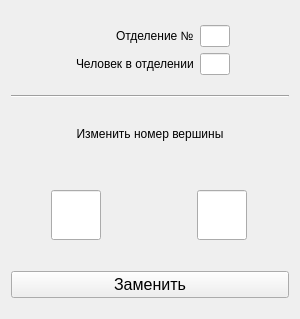
Before: the Qt Designer form qt_designer_ui/task2SquadWidget.ui in IvaMarin/Project-Network-Diagram-App, drawn with Qt 5.
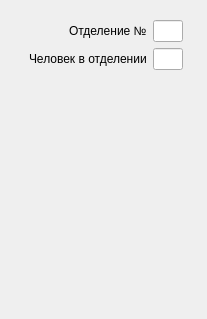
After: the same form once the commit is applied.

```diff
--- a/qt_designer_ui/task2SquadWidget.ui
+++ b/qt_designer_ui/task2SquadWidget.ui
@@ -6,7 +6,7 @@
    <rect>
     <x>0</x>
     <y>0</y>
-    <width>300</width>
+    <width>207</width>
     <height>319</height>
    </rect>
   </property>
@@ -93,149 +93,19 @@
      </layout>
     </widget>
    </item>
-   <item>
-    <widget class="Line" name="line">
-     <property name="orientation">
-      <enum>Qt::Horizontal</enum>
-     </property>
-    </widget>
-   </item>
-   <item>
-    <widget class="QLabel" name="label">
-     <property name="sizePolicy">
-      <sizepolicy hsizetype="Preferred" vsizetype="Fixed">
-       <horstretch>0</horstretch>
-       <verstretch>0</verstretch>
-      </sizepolicy>
-     </property>
-     <property name="minimumSize">
-      <size>
-       <width>0</width>
-       <height>50</height>
-      </size>
-     </property>
-     <property name="text">
-      <string>Изменить номер вершины</string>
-     </property>
-     <property name="alignment">
-      <set>Qt::AlignCenter</set>
-     </property>
-    </widget>
-   </item>
-   <item>
-    <spacer name="verticalSpacer_2">
-     <property name="orientation">
-      <enum>Qt::Vertical</enum>
-     </property>
-     <property name="sizeType">
-      <enum>QSizePolicy::Fixed</enum>
-     </property>
-     <property name="sizeHint" stdset="0">
-      <size>
-       <width>20</width>
-       <height>20</height>
-      </size>
-     </property>
-    </spacer>
-   </item>
-   <item>
-    <layout class="QHBoxLayout" name="horizontalLayout">
-     <item>
-      <widget class="QLineEdit" name="lineEdit">
-       <property name="sizePolicy">
-        <sizepolicy hsizetype="Fixed" vsizetype="Fixed">
-         <horstretch>0</horstretch>
-         <verstretch>0</verstretch>
-        </sizepolicy>
-       </property>
-       <property name="minimumSize">
-        <size>
-         <width>50</width>
-         <height>50</height>
-        </size>
-       </property>
-       <property name="maximumSize">
-        <size>
-         <width>50</width>
-         <height>50</height>
-        </size>
-       </property>
-       <property name="baseSize">
-        <size>
-         <width>50</width>
-         <height>50</height>
-        </size>
-       </property>
-      </widget>
-     </item>
-     <item>
-      <spacer name="horizontalSpacer">
-       <property name="orientation">
-        <enum>Qt::Horizontal</enum>
-       </property>
-       <property name="sizeType">
-        <enum>QSizePolicy::Fixed</enum>
-       </property>
-       <property name="sizeHint" stdset="0">
-        <size>
-         <width>50</width>
-         <height>20</height>
-        </size>
-       </property>
-      </spacer>
-     </item>
-     <item>
-      <widget class="QLineEdit" name="lineEdit_2">
-       <property name="sizePolicy">
-        <sizepolicy hsizetype="Fixed" vsizetype="Fixed">
-         <horstretch>0</horstretch>
-         <verstretch>0</verstretch>
-        </sizepolicy>
-       </property>
-       <property name="minimumSize">
-        <size>
-         <width>50</width>
-         <height>50</height>
-        </size>
-       </property>
-       <property name="maximumSize">
-        <size>
-         <width>50</width>
-         <height>50</height>
-        </size>
-       </property>
-      </widget>
-     </item>
-    </layout>
-   </item>
    <item>
     <spacer name="verticalSpacer">
      <property name="orientation">
       <enum>Qt::Vertical</enum>
      </property>
-     <property name="sizeType">
-      <enum>QSizePolicy::Fixed</enum>
-     </property>
      <property name="sizeHint" stdset="0">
       <size>
        <width>20</width>
-       <height>20</height>
+       <height>40</height>
       </size>
      </property>
     </spacer>
    </item>
-   <item>
-    <widget class="QPushButton" name="pushButton">
-     <property name="font">
-      <font>
-       <pointsize>12</pointsize>
-      </font>
-     </property>
-     <property name="text">
-      <string>Заменить</string>
-     </property>
-    </widget>
-   </item>
   </layout>
  </widget>
  <resources/>
```
Left out of the diff: 32 changed lines with no effect on the pictures.
